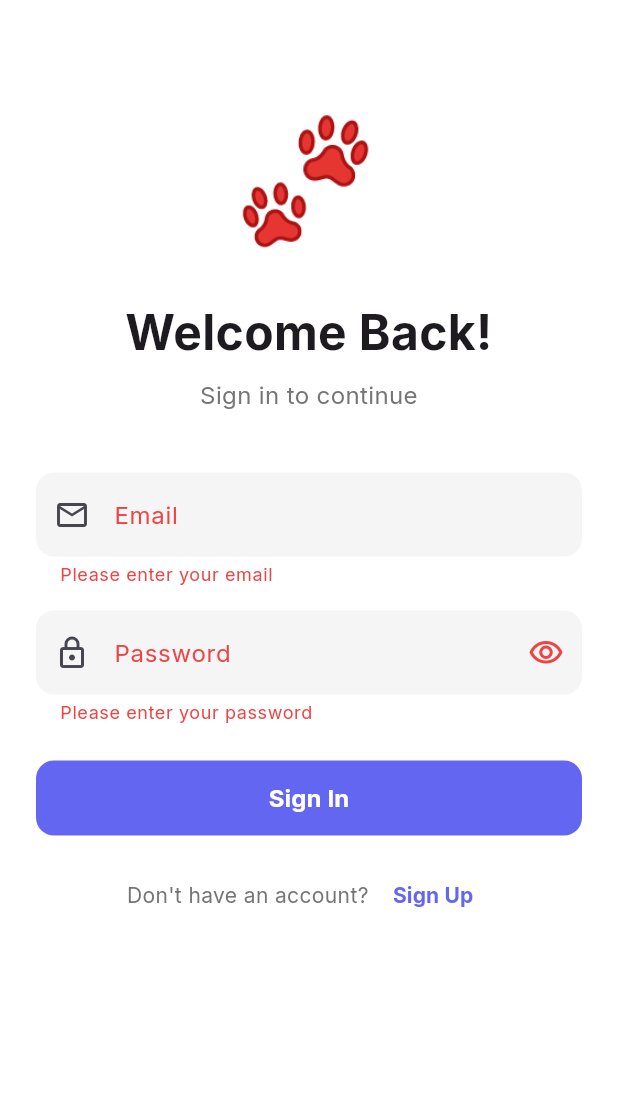
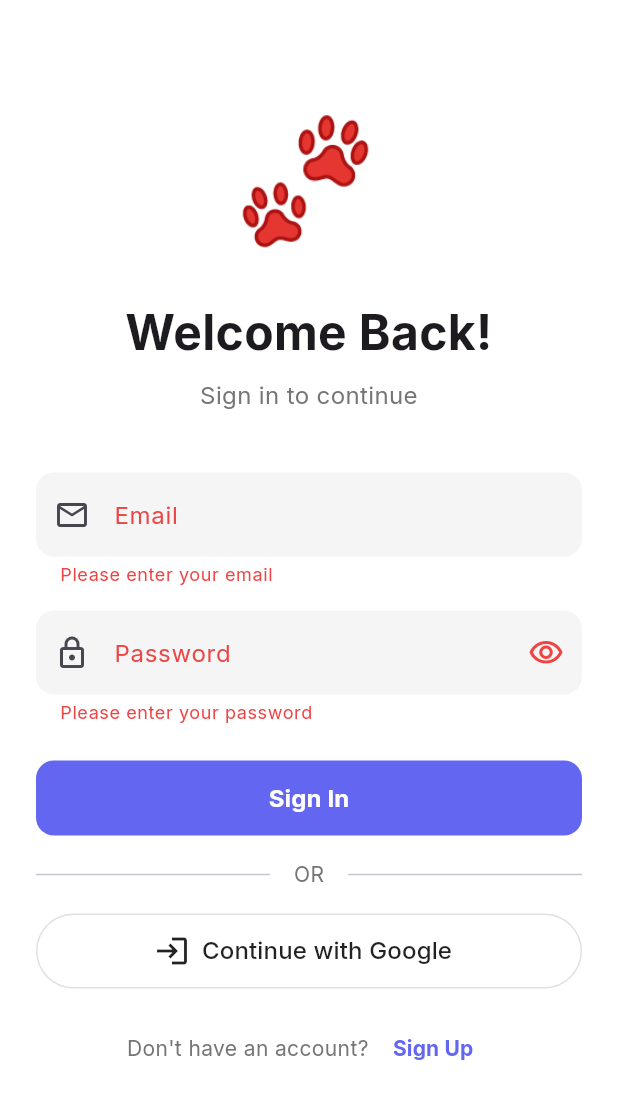
Before and after one commit to BenjaminDevOps/waggly, a Flutter app: the screen it shows after launch, after a tap on "Sign In", on a phone screen of 412 x 824 dp. Shown: the top 1099 px of the screen. Run offline on Flutter 3.47's test engine with Material 3 defaults, Android fonts, the phone set to English and light mode, and no system bars; our stand-ins replace cloud_firestore, firebase_auth, firebase_core, flutter_riverpod, google_fonts, google_generative_ai and 1 more; accounts and stored records are empty; network calls fail.

Commit message:
🔥 Feature: Complete Firebase & Google Sign-In integration
**Firebase Configuration:**
- ✅ Added real Firebase credentials from project 'waggly-4a041'
- ✅ Updated google-services.json with production keys
- ✅ Created firebase_options.dart with proper platform config
- ✅ Updated main.dart to use DefaultFirebaseOptions

**Google Sign-In:**
- ✅ Added google_sign_in package (v6.2.1)
- ✅ Implemented signInWithGoogle() in AuthService
- ✅ Auto-creates user document in Firestore on first Google sign-in
- ✅ Added "Continue with Google" button in LoginScreen
- ✅ Handles Google profile data (name, email, photo)

**Android Configuration:**
- ✅ Added Google Services plugin to settings.gradle.kts
- ✅ Applied plugin in app/build.gradle.kts
- ✅ Configured for package: com.waggly.app

**Features Now Available:**
- 🔐 Email/Password authentication
- 🌐 Google Sign-In (OAuth)
- 💾 Firestore user data storage
- 🖼️ Google profile photo support

**Testing:**
1. Make sure Firebase Authentication is enabled in Console
   - Email/Password provider ✓
   - Google provider ✓
2. Firestore Database must be created
3. Run: flutter clean && flutter pub get && flutter run

https://claude.ai/code/session_01BfrxS7yUGgJUJM4ueTKbVL

```diff
--- a/lib/features/auth/screens/login_screen.dart
+++ b/lib/features/auth/screens/login_screen.dart
@@ -40,6 +40,33 @@ class _LoginScreenState extends ConsumerState<LoginScreen> {
         email: _emailController.text.trim(),
         password: _passwordController.text,
       );
+
+      if (user != null && mounted) {
+        Navigator.of(context).pushReplacement(
+          MaterialPageRoute(builder: (_) => const HomeScreen()),
+        );
+      }
+    } catch (e) {
+      if (mounted) {
+        ScaffoldMessenger.of(context).showSnackBar(
+          SnackBar(
+            content: Text(e.toString()),
+            backgroundColor: AppTheme.errorColor,
+          ),
+        );
+      }
+    } finally {
+      if (mounted) {
+        setState(() => _isLoading = false);
+      }
+    }
+  }
+
+  Future<void> _handleGoogleSignIn() async {
+    setState(() => _isLoading = true);
+
+    try {
+      final user = await _authService.signInWithGoogle();
 
       if (user != null && mounted) {
         Navigator.of(context).pushReplacement(
@@ -224,6 +251,51 @@ class _LoginScreenState extends ConsumerState<LoginScreen> {
                 ),
                 const SizedBox(height: 16),
 
+                // Divider with "OR"
+                Row(
+                  children: [
+                    const Expanded(child: Divider()),
+                    Padding(
+                      padding: const EdgeInsets.symmetric(horizontal: 16),
+                      child: Text(
+                        'OR',
+                        style: TextStyle(color: Colors.grey[600]),
+                      ),
+                    ),
+                    const Expanded(child: Divider()),
+                  ],
+                ),
+                const SizedBox(height: 16),
+
+                // Google Sign-In Button
+                SizedBox(
+                  height: 50,
+                  child: OutlinedButton.icon(
+                    onPressed: (_isLoading || !FirebaseConfig.isAvailable)
+                        ? null
+                        : _handleGoogleSignIn,
+                    icon: Image.network(
+                      'https://www.gstatic.com/firebasejs/ui/2.0.0/images/auth/google.svg',
+                      height: 24,
+                      width: 24,
+                      errorBuilder: (context, error, stackTrace) =>
+                          const Icon(Icons.login, size: 24),
+                    ),
+                    label: const Text(
+                      'Continue with Google',
+                      style: TextStyle(
+                        fontSize: 16,
+                        fontWeight: FontWeight.w500,
+                      ),
+                    ),
+                    style: OutlinedButton.styleFrom(
+                      foregroundColor: Colors.black87,
+                      side: BorderSide(color: Colors.grey[300]!),
+                    ),
+                  ),
+                ),
+                const SizedBox(height: 16),
+
                 // Sign Up Link
                 Row(
                   mainAxisAlignment: MainAxisAlignment.center,
--- a/lib/main.dart
+++ b/lib/main.dart
@@ -1,6 +1,7 @@
 import 'package:flutter/material.dart';
 import 'package:firebase_core/firebase_core.dart';
 import 'package:flutter_riverpod/flutter_riverpod.dart';
+import 'firebase_options.dart';
 import 'core/theme/app_theme.dart';
 import 'core/config/firebase_config.dart';
 import 'features/auth/screens/splash_screen.dart';
@@ -10,7 +11,9 @@ void main() async {
 
   // Initialize Firebase with error handling
   try {
-    await Firebase.initializeApp();
+    await Firebase.initializeApp(
+      options: DefaultFirebaseOptions.currentPlatform,
+    );
     FirebaseConfig.setAvailable(true);
     debugPrint('✅ Firebase initialized successfully');
   } catch (e) {
--- a/pubspec.yaml
+++ b/pubspec.yaml
@@ -42,6 +42,7 @@ dependencies:
   cloud_firestore: ^5.5.2
   firebase_storage: ^12.3.6
   firebase_analytics: ^11.3.8
+  google_sign_in: ^6.2.1
 
   # Gemini AI
   google_generative_ai: ^0.4.6
```
Also changed, not shown: lib/shared/services/auth_service.dart (+56 -0 lines), lib/firebase_options.dart (added), 3 other files.
